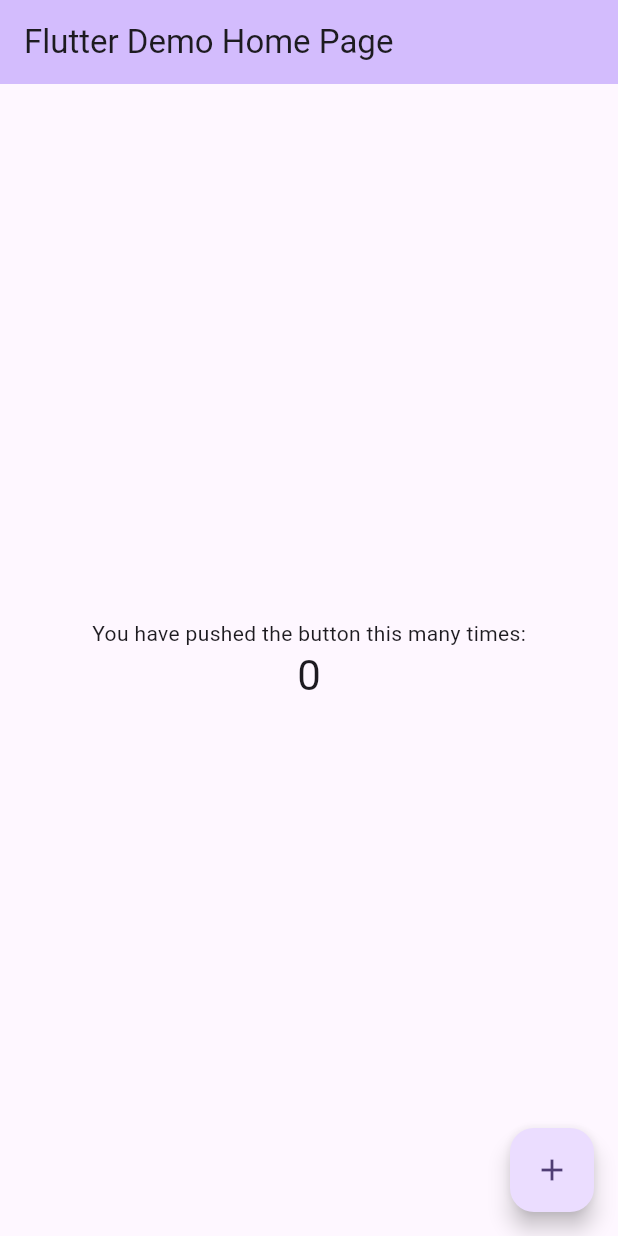
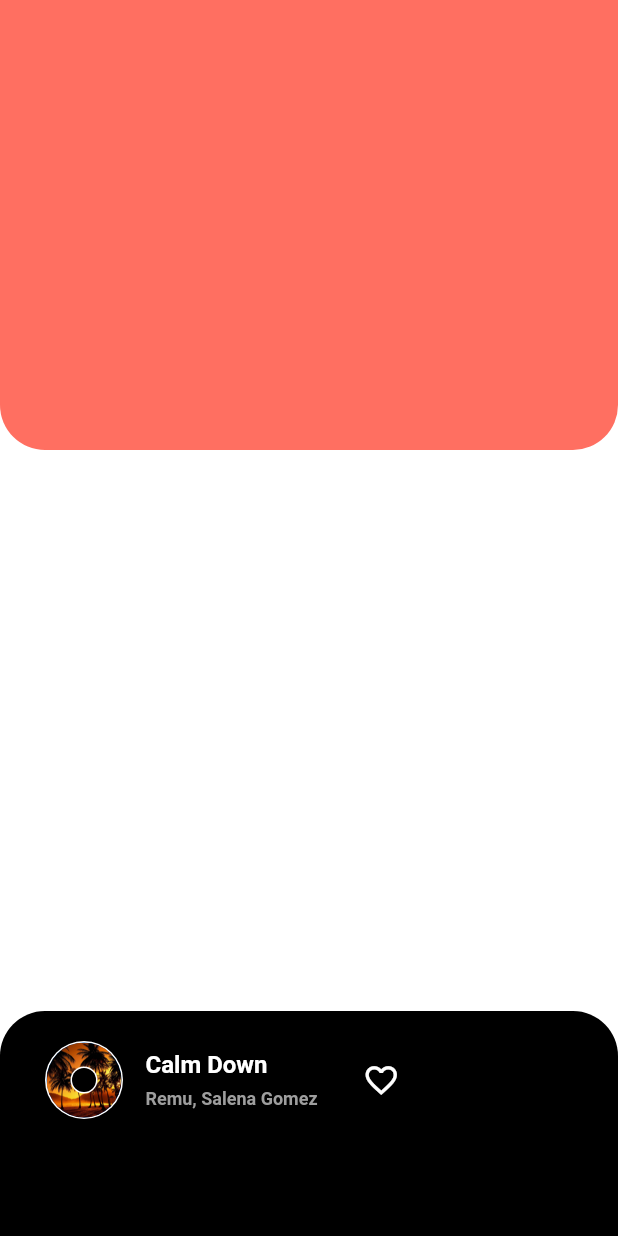
Before and after one commit to OnkarSagare27/music-app, a Flutter app: the screen it shows after launch, on a phone screen of 412 x 824 dp. Run offline on Flutter 3.47's test engine with Material 2 defaults, Android fonts, the phone set to English and light mode, and no system bars; our stand-ins replace google_fonts.

Commit message:
HomePage Setup

```diff
--- a/lib/main.dart
+++ b/lib/main.dart
@@ -1,69 +1,32 @@
 import 'package:flutter/material.dart';
+import 'package:flutter/services.dart';
+import 'package:google_fonts/google_fonts.dart';
+import 'package:music_app/screens/home_screen.dart';
 
 void main() {
-  runApp(const MyApp());
+  runApp(MyApp());
 }
 
+// ignore: use_key_in_widget_constructors
 class MyApp extends StatelessWidget {
-  const MyApp({super.key});
-
   @override
   Widget build(BuildContext context) {
+    SystemChrome.setPreferredOrientations(
+        [DeviceOrientation.portraitUp, DeviceOrientation.portraitDown]);
+    SystemChrome.setSystemUIOverlayStyle(SystemUiOverlayStyle.light.copyWith(
+      statusBarColor: Colors.transparent,
+    ));
+
     return MaterialApp(
-      title: 'Flutter Demo',
+      debugShowCheckedModeBanner: false,
+      title: 'Music App',
       theme: ThemeData(
-        colorScheme: ColorScheme.fromSeed(seedColor: Colors.deepPurple),
-        useMaterial3: true,
-      ),
-      home: const MyHomePage(title: 'Flutter Demo Home Page'),
+          fontFamily: GoogleFonts.roboto().fontFamily,
+          shadowColor: Colors.transparent,
+          canvasColor: Colors.transparent),
+      routes: {
+        '/': (context) => const HomeScreen(),
+      },
     );
   }
 }
-
-class MyHomePage extends StatefulWidget {
-  const MyHomePage({super.key, required this.title});
-
-  final String title;
-
-  @override
-  State<MyHomePage> createState() => _MyHomePageState();
-}
-
-class _MyHomePageState extends State<MyHomePage> {
-  int _counter = 0;
-
-  void _incrementCounter() {
-    setState(() {
-      _counter++;
-    });
-  }
-
-  @override
-  Widget build(BuildContext context) {
-    return Scaffold(
-      appBar: AppBar(
-        backgroundColor: Theme.of(context).colorScheme.inversePrimary,
-        title: Text(widget.title),
-      ),
-      body: Center(
-        child: Column(
-          mainAxisAlignment: MainAxisAlignment.center,
-          children: <Widget>[
-            const Text(
-              'You have pushed the button this many times:',
-            ),
-            Text(
-              '$_counter',
-              style: Theme.of(context).textTheme.headlineMedium,
-            ),
-          ],
-        ),
-      ),
-      floatingActionButton: FloatingActionButton(
-        onPressed: _incrementCounter,
-        tooltip: 'Increment',
-        child: const Icon(Icons.add),
-      ),
-    );
-  }
-}
--- /dev/null
+++ b/lib/screens/home_screen.dart
@@ -0,0 +1,106 @@
+import 'package:flutter/material.dart';
+
+class HomeScreen extends StatelessWidget {
+  const HomeScreen({super.key});
+
+  @override
+  Widget build(BuildContext context) {
+    return Scaffold(
+      backgroundColor: Colors.white,
+      body: Stack(
+        children: [
+          Container(
+            height: 300,
+            decoration: const BoxDecoration(
+              color: Color(0xffff6f61),
+              borderRadius: BorderRadius.only(
+                bottomLeft: Radius.circular(30),
+                bottomRight: Radius.circular(30),
+              ),
+            ),
+          )
+        ],
+      ),
+      bottomNavigationBar: Stack(
+        children: [
+          Container(
+            height: 150,
+            decoration: const BoxDecoration(
+              color: Colors.black,
+              borderRadius: BorderRadius.only(
+                topLeft: Radius.circular(30),
+                topRight: Radius.circular(30),
+              ),
+            ),
+            child: const Padding(
+              padding: EdgeInsets.fromLTRB(30, 20, 30, 20),
+              child: Row(
+                mainAxisAlignment: MainAxisAlignment.start,
+                crossAxisAlignment: CrossAxisAlignment.start,
+                children: [
+                  CircleAvatar(
+                    radius: 26,
+                    backgroundColor: Colors.white,
+                    child: CircleAvatar(
+                      radius: 25,
+                      backgroundImage: AssetImage('assets/cd_bg.jpeg'),
+                      child: CircleAvatar(
+                        radius: 9,
+                        backgroundColor: Colors.white,
+                        child: CircleAvatar(
+                          radius: 8,
+                          backgroundColor: Colors.black,
+                        ),
+                      ),
+                    ),
+                  ),
+                  SizedBox(
+                    width: 15,
+                  ),
+                  SizedBox(
+                    height: 52,
+                    child: Column(
+                      crossAxisAlignment: CrossAxisAlignment.start,
+                      mainAxisAlignment: MainAxisAlignment.spaceEvenly,
+                      children: [
+                        Text(
+                          'Calm Down',
+                          style: TextStyle(
+                            color: Colors.white,
+                            fontWeight: FontWeight.bold,
+                            fontSize: 16,
+                          ),
+                        ),
+                        Text(
+                          'Remu, Salena Gomez',
+                          style: TextStyle(
+                            color: Colors.grey,
+                            fontWeight: FontWeight.bold,
+                            fontSize: 12,
+                          ),
+                        ),
+                      ],
+                    ),
+                  ),
+                  SizedBox(
+                    width: 30,
+                  ),
+                  SizedBox(
+                    height: 52,
+                    child: Center(
+                      child: Icon(
+                        Icons.favorite_border,
+                        color: Colors.white,
+                        size: 25,
+                      ),
+                    ),
+                  )
+                ],
+              ),
+            ),
+          )
+        ],
+      ),
+    );
+  }
+}
--- a/pubspec.yaml
+++ b/pubspec.yaml
@@ -35,6 +35,8 @@ dependencies:
   # The following adds the Cupertino Icons font to your application.
   # Use with the CupertinoIcons class for iOS style icons.
   cupertino_icons: ^1.0.2
+  google_fonts: ^6.1.0
+  cached_network_image: ^3.3.0
 
 dev_dependencies:
   flutter_test:
@@ -59,8 +61,8 @@ flutter:
   uses-material-design: true
 
   # To add assets to your application, add an assets section, like this:
-  # assets:
-  #   - images/a_dot_burr.jpeg
+  assets:
+    - assets/
   #   - images/a_dot_ham.jpeg
 
   # An image asset can refer to one or more resolution-specific "variants", see
```
Also changed, not shown: assets/cd_bg.jpeg (added), pubspec.lock.
